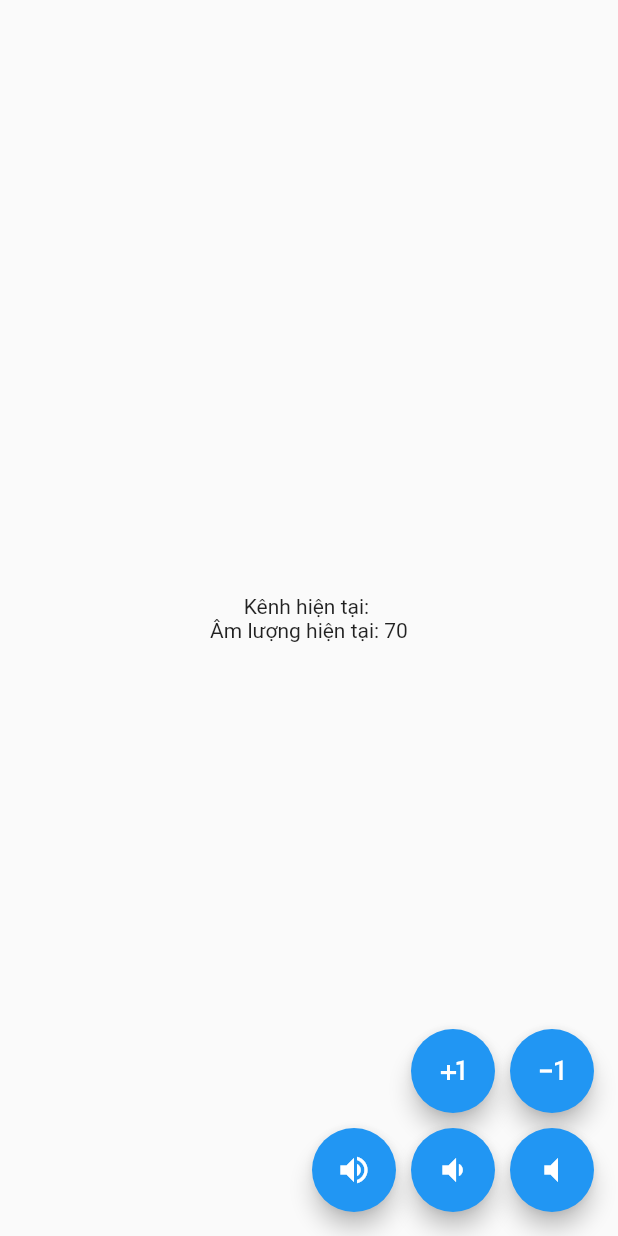
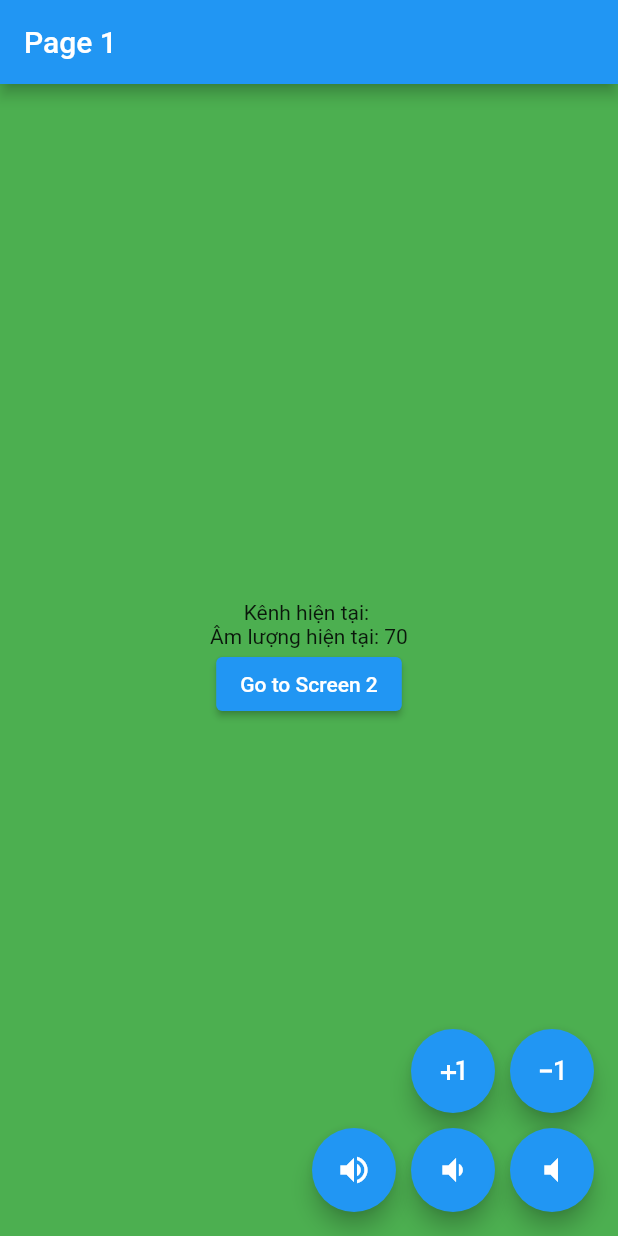
Before and after one commit to HeroDang/flutter_bloc, a Flutter app: the screen it shows after launch, on a phone screen of 412 x 824 dp. Run offline on Flutter 3.47's test engine with Material 2 defaults, Android fonts, the phone set to English and light mode, and no system bars; our stand-ins replace rxdart.

Commit message:
add new Page2 listen on BloC

```diff
--- a/lib/main.dart
+++ b/lib/main.dart
@@ -1,7 +1,10 @@
 import 'package:flutter/material.dart';
+import 'package:flutter18_bloc/page2.dart';
 import 'package:flutter18_bloc/remote_bloc.dart';
 import 'package:flutter18_bloc/remote_event.dart';
 import 'package:flutter18_bloc/remote_state.dart';
+
+final bloc = RemoteBloc();
 
 void main() {
   runApp(MyApp());
@@ -31,19 +34,26 @@ class MyHomePage extends StatefulWidget {
 }
 
 class _MyHomePageState extends State<MyHomePage> {
-  final bloc = RemoteBloc(); // khởi tạo bloc  <=== new
-
   @override
   Widget build(BuildContext context) {
     return Scaffold(
+      appBar: AppBar(
+        title: Text(('Page 1')),
+      ),
+      backgroundColor: Colors.green,
       body: Center(
-        child: StreamBuilder<RemoteState>(
+        child: Column(
+          mainAxisAlignment: MainAxisAlignment.center,
+          crossAxisAlignment: CrossAxisAlignment.center,
+          children: [
+            StreamBuilder<RemoteState>(
               // sử dụng StreamBuilder để lắng nghe Stream <=== new
               stream: bloc.stateController.stream,
               // truyền stream của stateController vào để lắng nghe <=== new
               initialData: bloc.state,
               // giá trị khởi tạo chính là volume 70 hiện tại <=== new
-          builder: (BuildContext context, AsyncSnapshot<RemoteState> snapshot) {
+              builder:
+                  (BuildContext context, AsyncSnapshot<RemoteState> snapshot) {
                 RemoteState? _newState = snapshot.data;
 
                 return Column(
@@ -57,6 +67,16 @@ class _MyHomePageState extends State<MyHomePage> {
                 ); // update UI <=== new
               },
             ),
+            ElevatedButton(
+                onPressed: () {
+                  Navigator.push(context,
+                      MaterialPageRoute(builder: (BuildContext context) {
+                    return Page2();
+                  }));
+                },
+                child: Text('Go to Screen 2')),
+          ],
+        ),
       ),
       floatingActionButton: Column(
         mainAxisAlignment: MainAxisAlignment.end,
@@ -66,7 +86,7 @@ class _MyHomePageState extends State<MyHomePage> {
             children: <Widget>[
               FloatingActionButton(
                 onPressed: () {
-                  // bloc.eventController.sink.add(IncrementChanelEvent(increment: 1));
+                  //bloc.eventController.sink.add(IncrementChanelEvent(increment: 1));
                 },
                 // add event <=== new
                 child: Icon(Icons.plus_one),
--- a/lib/remote_bloc.dart
+++ b/lib/remote_bloc.dart
@@ -1,6 +1,8 @@
 
 
 import 'dart:async';
+
+import 'package:rxdart/rxdart.dart';
 
 import 'remote_event.dart';
 import 'remote_state.dart';
@@ -13,7 +15,9 @@ class RemoteBloc {
   final eventController = StreamController<RemoteEvent>();
 
   // 1 cái quản lý state, đảm nhận nhiệm vụ truyền state đến UI
-  final stateController = StreamController<RemoteState>();
+  //final stateController = StreamController<RemoteState>();
+
+  final stateController = BehaviorSubject<RemoteState>();
 
   RemoteBloc() {
     // lắng nghe khi eventController push event mới
--- a/pubspec.yaml
+++ b/pubspec.yaml
@@ -34,6 +34,7 @@ dependencies:
   # The following adds the Cupertino Icons font to your application.
   # Use with the CupertinoIcons class for iOS style icons.
   cupertino_icons: ^1.0.2
+  rxdart: ^0.27.5
 
 dev_dependencies:
   flutter_test:
```
Also changed, not shown: lib/page2.dart (added, +107 -0 lines). Lines whose indentation alone changed are shown as unchanged.
